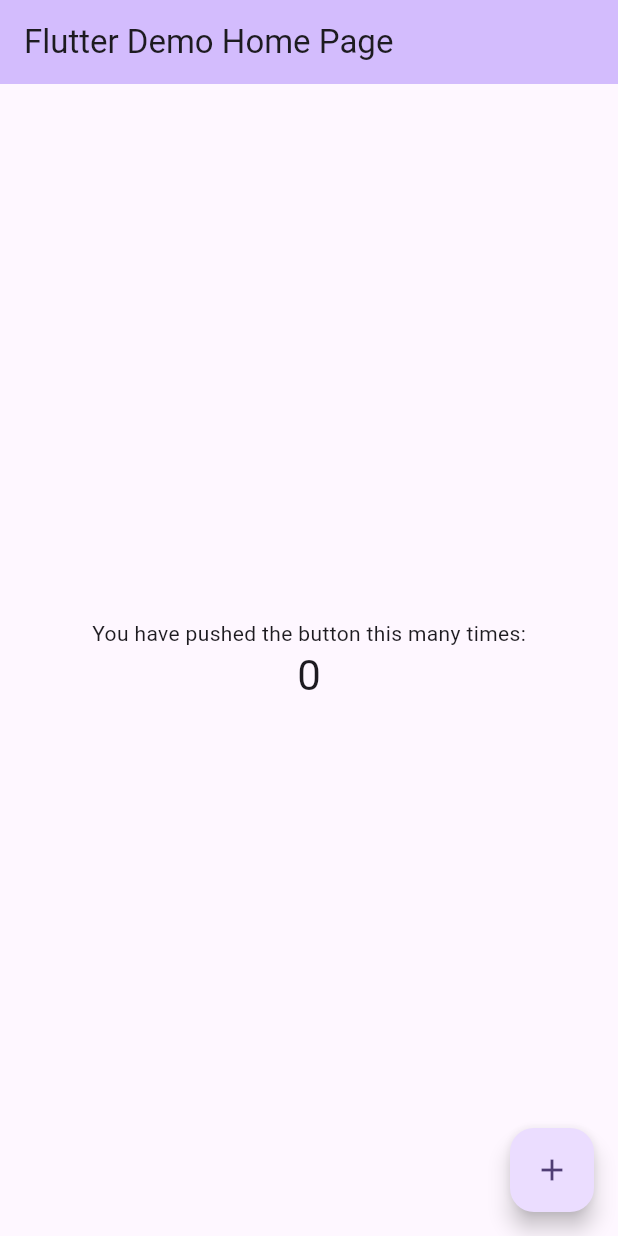
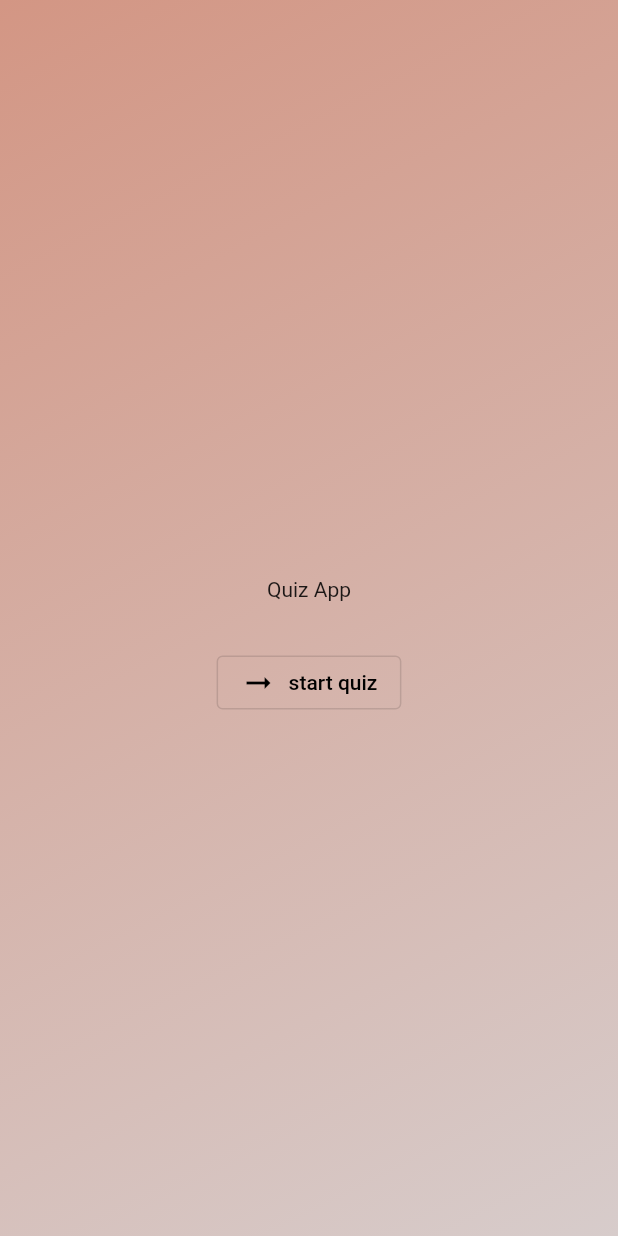
Before and after one commit to ramyamuttireddy/quiz_Ramya, a Flutter app: the screen it shows after launch, on a phone screen of 412 x 824 dp. Run offline on Flutter 3.47's test engine with Material 2 defaults, Android fonts, the light colour scheme and no system bars.

Commit message:
first commit

```diff
--- /dev/null
+++ b/lib/data/questions.dart
@@ -0,0 +1,60 @@
+
+import 'package:quiz_app_ramya/models/quiz_question.dart';
+
+const questions = [
+  QuizQuestion(
+    'What are the main buliding blocks of Flutter UIs ?',
+    [
+      'Widgets',
+      'Components',
+      'Blocks',
+      'Functions',
+    ],
+
+  ),
+  QuizQuestion(
+    'How are flutter UIs built',
+    [
+      'By combining widgets in code',
+      'By combining widgets in a visual editor',
+      'By defining widgets in config files',
+      'By using Xcode for IOs and Android Studio for Android',
+    ],
+  ),
+  QuizQuestion(
+    'What\'s the purpose of a StatefulWidget?',
+    [
+      'Update UI as data changes',
+      'Update data as UI changes',
+      'Ignore data changes',
+      'Render UI that does not depend on data',
+    ],
+  ),
+  QuizQuestion(
+    'Which widget should you try to use more often: StatelessWidget or StatefulWidget?',
+    [
+      'StatelessWidget',
+      'StatefulWidget',
+      'Both are equally good',
+      'None of the above',
+    ],
+  ),
+  QuizQuestion(
+    'What happens if you change data in a StatelessWidget?',
+    [
+      'The UI is not updated',
+      'The UI is updated',
+      'The closest StatefulWidget is updated',
+      'Any nested StatefulWidgets are updated',
+    ],
+  ),
+  QuizQuestion(
+    'How should you update data inside of StatefulWidgets?',
+    [
+      'By calling setState()',
+      'By calling updateData()',
+      'By calling updateUI()',
+      'By calling updateState()',
+    ],
+  ),
+];
--- a/lib/main.dart
+++ b/lib/main.dart
@@ -1,125 +1,8 @@
 import 'package:flutter/material.dart';
+import 'package:quiz_app_ramya/screens/quiz.dart';
+
 
 void main() {
-  runApp(const MyApp());
+
+  runApp(const Quiz());
 }
-
-class MyApp extends StatelessWidget {
-  const MyApp({super.key});
-
-  // This widget is the root of your application.
-  @override
-  Widget build(BuildContext context) {
-    return MaterialApp(
-      title: 'Flutter Demo',
-      theme: ThemeData(
-        // This is the theme of your application.
-        //
-        // TRY THIS: Try running your application with "flutter run". You'll see
-        // the application has a blue toolbar. Then, without quitting the app,
-        // try changing the seedColor in the colorScheme below to Colors.green
-        // and then invoke "hot reload" (save your changes or press the "hot
-        // reload" button in a Flutter-supported IDE, or press "r" if you used
-        // the command line to start the app).
-        //
-        // Notice that the counter didn't reset back to zero; the application
-        // state is not lost during the reload. To reset the state, use hot
-        // restart instead.
-        //
-        // This works for code too, not just values: Most code changes can be
-        // tested with just a hot reload.
-        colorScheme: ColorScheme.fromSeed(seedColor: Colors.deepPurple),
-        useMaterial3: true,
-      ),
-      home: const MyHomePage(title: 'Flutter Demo Home Page'),
-    );
-  }
-}
-
-class MyHomePage extends StatefulWidget {
-  const MyHomePage({super.key, required this.title});
-
-  // This widget is the home page of your application. It is stateful, meaning
-  // that it has a State object (defined below) that contains fields that affect
-  // how it looks.
-
-  // This class is the configuration for the state. It holds the values (in this
-  // case the title) provided by the parent (in this case the App widget) and
-  // used by the build method of the State. Fields in a Widget subclass are
-  // always marked "final".
-
-  final String title;
-
-  @override
-  State<MyHomePage> createState() => _MyHomePageState();
-}
-
-class _MyHomePageState extends State<MyHomePage> {
-  int _counter = 0;
-
-  void _incrementCounter() {
-    setState(() {
-      // This call to setState tells the Flutter framework that something has
-      // changed in this State, which causes it to rerun the build method below
-      // so that the display can reflect the updated values. If we changed
-      // _counter without calling setState(), then the build method would not be
-      // called again, and so nothing would appear to happen.
-      _counter++;
-    });
-  }
-
-  @override
-  Widget build(BuildContext context) {
-    // This method is rerun every time setState is called, for instance as done
-    // by the _incrementCounter method above.
-    //
-    // The Flutter framework has been optimized to make rerunning build methods
-    // fast, so that you can just rebuild anything that needs updating rather
-    // than having to individually change instances of widgets.
-    return Scaffold(
-      appBar: AppBar(
-        // TRY THIS: Try changing the color here to a specific color (to
-        // Colors.amber, perhaps?) and trigger a hot reload to see the AppBar
-        // change color while the other colors stay the same.
-        backgroundColor: Theme.of(context).colorScheme.inversePrimary,
-        // Here we take the value from the MyHomePage object that was created by
-        // the App.build method, and use it to set our appbar title.
-        title: Text(widget.title),
-      ),
-      body: Center(
-        // Center is a layout widget. It takes a single child and positions it
-        // in the middle of the parent.
-        child: Column(
-          // Column is also a layout widget. It takes a list of children and
-          // arranges them vertically. By default, it sizes itself to fit its
-          // children horizontally, and tries to be as tall as its parent.
-          //
-          // Column has various properties to control how it sizes itself and
-          // how it positions its children. Here we use mainAxisAlignment to
-          // center the children vertically; the main axis here is the vertical
-          // axis because Columns are vertical (the cross axis would be
-          // horizontal).
-          //
-          // TRY THIS: Invoke "debug painting" (choose the "Toggle Debug Paint"
-          // action in the IDE, or press "p" in the console), to see the
-          // wireframe for each widget.
-          mainAxisAlignment: MainAxisAlignment.center,
-          children: <Widget>[
-            const Text(
-              'You have pushed the button this many times:',
-            ),
-            Text(
-              '$_counter',
-              style: Theme.of(context).textTheme.headlineMedium,
-            ),
-          ],
-        ),
-      ),
-      floatingActionButton: FloatingActionButton(
-        onPressed: _incrementCounter,
-        tooltip: 'Increment',
-        child: const Icon(Icons.add),
-      ), // This trailing comma makes auto-formatting nicer for build methods.
-    );
-  }
-}
--- /dev/null
+++ b/lib/screens/quiz.dart
@@ -0,0 +1,96 @@
+import 'package:flutter/material.dart';
+import 'package:quiz_app_ramya/screens/question_screen.dart';
+import 'package:quiz_app_ramya/screens/results_screen.dart';
+import 'package:quiz_app_ramya/screens/start_screen.dart';
+
+import '../data/questions.dart';
+
+class Quiz extends StatefulWidget {
+  const Quiz({super.key});
+
+  @override
+  State<Quiz> createState() => _QuizState();
+}
+
+class _QuizState extends State<Quiz> {
+  List<String> selectedAnswer = [];
+  var activeScreen = 'start-screen';
+  var answersShuffled = false;
+
+
+
+  List<List<String>> shuffledAnswers = List.generate(
+    questions.length,
+    (index) => questions[index].shuffledAnswers,
+  );
+
+
+  void switchScreen() {
+    setState(() {
+      if (!answersShuffled) {
+      questions.forEach((question) {
+        question.answers.shuffle();
+      });
+      answersShuffled = true;
+    }
+      activeScreen = 'questions-screen';
+    });
+  }
+
+  void chooseAnswer(String answer) {
+    if (!answersShuffled) {
+      questions.forEach((question) {
+        question.answers.shuffle();
+      });
+      answersShuffled = true;
+    }
+    selectedAnswer.add(answer);
+    if (selectedAnswer.length == questions.length) {
+      setState(() {
+        activeScreen = "results-screen";
+      });
+    }
+  }
+
+  void restartQuiz() {
+    setState(() {
+      selectedAnswer = [];
+      answersShuffled = false; // Reset the shuffle flag
+      activeScreen = 'start-screen';
+    });
+  }
+
+  @override
+  Widget build(BuildContext context) {
+    var screenWidget = activeScreen == 'start-screen'
+        ? StartScreen(switchScreen)
+        : QuestionScreen(
+            onSelectAnswer: chooseAnswer,
+          );
+
+    if (activeScreen == 'results-screen') {
+      screenWidget = ResultsScreen(
+        chosenAnswers: selectedAnswer,
+        onRestart: restartQuiz,
+      );
+    }
+    return MaterialApp(
+      debugShowCheckedModeBanner: false,
+      home: Scaffold(
+        body: Container(
+          decoration: const BoxDecoration(
+            gradient: LinearGradient(
+              colors: [
+                Color.fromARGB(255, 211, 150, 132),
+                Color.fromARGB(255, 215, 204, 203),
+              ],
+              begin: Alignment.topLeft,
+              end: Alignment.bottomRight,
+            ),
+          ),
+          child: screenWidget,
+        ),
+      ),
+    );
+  }
+}
--- /dev/null
+++ b/lib/screens/start_screen.dart
@@ -0,0 +1,30 @@
+import 'package:flutter/material.dart';
+
+
+class StartScreen extends StatelessWidget {
+  const StartScreen(this.startQuiz, {super.key});
+  final void Function() startQuiz;
+
+  @override
+  Widget build(BuildContext context) {
+    return Center(
+        child: Column(
+      mainAxisSize: MainAxisSize.min,
+      children: [
+         const SizedBox(height: 40),
+        Text(
+          "Quiz App",
+        ),
+        const SizedBox(height: 30),
+        OutlinedButton.icon(
+          onPressed: startQuiz,
+          style: OutlinedButton.styleFrom(
+            foregroundColor: Colors.black,
+          ),
+          icon:const Icon(Icons.arrow_right_alt),
+          label: const Text("start quiz"),
+        ),
+      ],
+    ));
+  }
+}
```
Also changed, not shown: lib/models/quiz_question.dart (added, +11 -0 lines), lib/questions_summary/questions_identifier.dart (added, +32 -0 lines), lib/questions_summary/summary_item.dart (added, +48 -0 lines), lib/screens/answers_button.dart (added, +27 -0 lines), lib/screens/question_screen.dart (added, +188 -0 lines), lib/screens/questions_summary.dart (added, +48 -0 lines), lib/screens/results_screen.dart (added, +67 -0 lines), images/quiz-logo.png (added).
